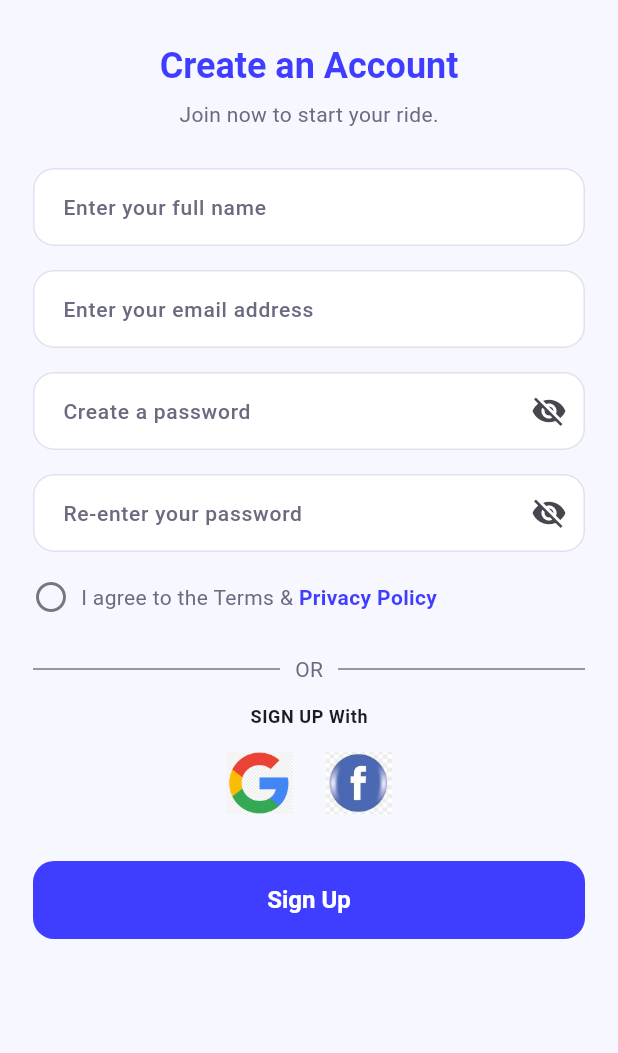
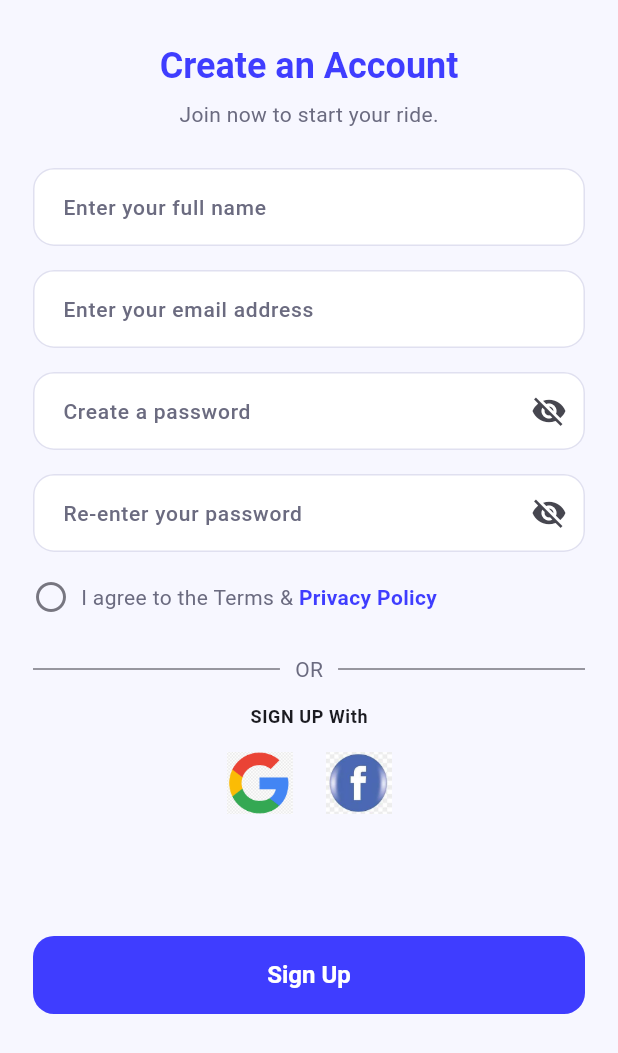
Before and after one commit to IbrahimElshishtawy/RideX, a Flutter app: the CreateAccountScreen screen opened by its route, on a phone screen of 412 x 824 dp. Shown: the top 1053 px of the screen. Run offline on Flutter 3.47's test engine with Material 3 defaults, Android fonts, the phone set to English and light mode, and no system bars; our stand-ins replace flutter_riverpod, go_router, shared_preferences; accounts and stored records are empty; Roboto replaces fonts that are missing (Cairo).

Commit message:
Update create_account_screen.dart

```diff
--- a/ridex/lib/features/auth/presentation/screens/create_account_screen.dart
+++ b/ridex/lib/features/auth/presentation/screens/create_account_screen.dart
@@ -198,7 +198,7 @@ class _CreateAccountScreenState extends ConsumerState<CreateAccountScreen> {
                   ],
                 ),
 
-                const SizedBox(height: 30),
+                const SizedBox(height: 80),
 
                 // -------- Sign Up Button --------
                 SizedBox(
@@ -224,8 +224,6 @@ class _CreateAccountScreenState extends ConsumerState<CreateAccountScreen> {
                     ),
                   ),
                 ),
-
-                const SizedBox(height: 30),
               ],
             ),
           ),
```
